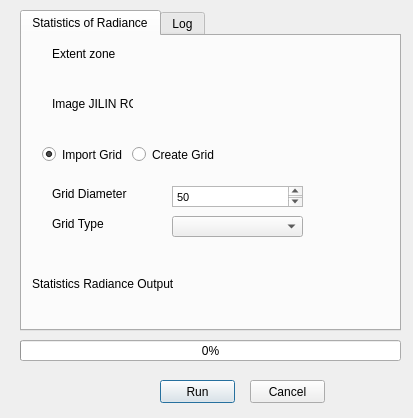
First picture: the form in Interface_dialog_base.ui, repository MathieuChailloux/LightPollutionToolbox, before the edit.
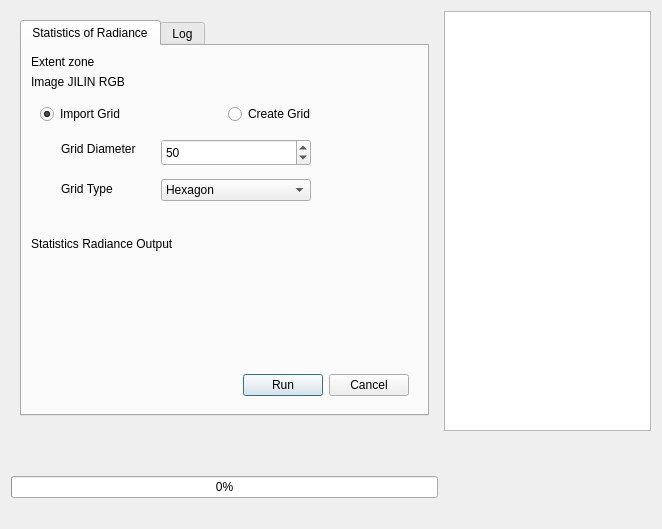
Second picture: the form after the edit. The open tabs and pages were chosen to show the change. Icons and pictures are not drawn. Custom widgets are drawn as their Qt base class.

Commit message: Modification Interface Ajout d'un controlleur pour gérer les interractions avec l'interface

```diff
--- a/Interface_dialog_base.ui
+++ b/Interface_dialog_base.ui
@@ -6,77 +6,153 @@
    <rect>
     <x>0</x>
     <y>0</y>
-    <width>413</width>
-    <height>418</height>
+    <width>662</width>
+    <height>529</height>
    </rect>
   </property>
   <property name="windowTitle">
    <string>Interface</string>
   </property>
-  <widget class="QPushButton" name="debugButton">
-   <property name="geometry">
-    <rect>
-     <x>160</x>
-     <y>380</y>
-     <width>75</width>
-     <height>23</height>
-    </rect>
-   </property>
+  <layout class="QGridLayout" name="gridLayout">
+   <item row="2" column="0">
+    <widget class="QLabel" name="lblProgress">
    <property name="text">
-    <string>Run</string>
-   </property>
-  </widget>
+      <string/>
+     </property>
+    </widget>
+   </item>
+   <item row="3" column="0">
   <widget class="QProgressBar" name="progressBar">
-   <property name="geometry">
-    <rect>
-     <x>20</x>
-     <y>340</y>
-     <width>381</width>
-     <height>21</height>
-    </rect>
-   </property>
    <property name="value">
     <number>0</number>
    </property>
   </widget>
+   </item>
+   <item row="0" column="1" rowspan="2">
+    <widget class="QTextBrowser" name="textBrowser">
+     <property name="maximumSize">
+      <size>
+       <width>222</width>
+       <height>16777215</height>
+      </size>
+     </property>
+     <property name="html">
+      <string>&lt;!DOCTYPE HTML PUBLIC &quot;-//W3C//DTD HTML 4.0//EN&quot; &quot;http://www.w3.org/TR/REC-html40/strict.dtd&quot;&gt;
+&lt;html&gt;&lt;head&gt;&lt;meta name=&quot;qrichtext&quot; content=&quot;1&quot; /&gt;&lt;style type=&quot;text/css&quot;&gt;
+p, li { white-space: pre-wrap; }
+&lt;/style&gt;&lt;/head&gt;&lt;body style=&quot; font-family:'MS Shell Dlg 2'; font-size:8.25pt; font-weight:400; font-style:normal;&quot;&gt;
+&lt;p style=&quot;-qt-paragraph-type:empty; margin-top:0px; margin-bottom:0px; margin-left:0px; margin-right:0px; -qt-block-indent:0; text-indent:0px;&quot;&gt;&lt;br /&gt;&lt;/p&gt;&lt;/body&gt;&lt;/html&gt;</string>
+     </property>
+    </widget>
+   </item>
+   <item row="3" column="1">
+    <widget class="QFrame" name="frame_10">
+     <property name="frameShape">
+      <enum>QFrame::NoFrame</enum>
+     </property>
+     <property name="frameShadow">
+      <enum>QFrame::Raised</enum>
+     </property>
+     <layout class="QGridLayout" name="gridLayout_3">
+      <property name="topMargin">
+       <number>0</number>
+      </property>
+      <property name="rightMargin">
+       <number>0</number>
+      </property>
+      <property name="bottomMargin">
+       <number>0</number>
+      </property>
+      <item row="0" column="0">
+       <widget class="QLabel" name="label_3">
+        <property name="sizePolicy">
+         <sizepolicy hsizetype="Fixed" vsizetype="Fixed">
+          <horstretch>0</horstretch>
+          <verstretch>0</verstretch>
+         </sizepolicy>
+        </property>
+        <property name="maximumSize">
+         <size>
+          <width>85</width>
+          <height>21</height>
+         </size>
+        </property>
+        <property name="text">
+         <string/>
+        </property>
+        <property name="pixmap">
+         <pixmap>icons/logoINRAE.png</pixmap>
+        </property>
+        <property name="scaledContents">
+         <bool>true</bool>
+        </property>
+        <property name="wordWrap">
+         <bool>false</bool>
+        </property>
+       </widget>
+      </item>
+      <item row="0" column="1">
+       <widget class="QLabel" name="label">
+        <property name="minimumSize">
+         <size>
+          <width>122</width>
+          <height>61</height>
+         </size>
+        </property>
+        <property name="maximumSize">
+         <size>
+          <width>122</width>
+          <height>61</height>
+         </size>
+        </property>
+        <property name="text">
+         <string/>
+        </property>
+        <property name="pixmap">
+         <pixmap>icons/logoTetis.png</pixmap>
+        </property>
+        <property name="scaledContents">
+         <bool>true</bool>
+        </property>
+       </widget>
+      </item>
+     </layout>
+    </widget>
+   </item>
+   <item row="0" column="0">
+    <widget class="QFrame" name="frameMain">
+     <property name="frameShape">
+      <enum>QFrame::NoFrame</enum>
+     </property>
+     <property name="frameShadow">
+      <enum>QFrame::Raised</enum>
+     </property>
+     <layout class="QGridLayout" name="gridLayout_2">
+      <item row="0" column="0">
   <widget class="QTabWidget" name="tabWidget">
-   <property name="geometry">
-    <rect>
-     <x>20</x>
-     <y>10</y>
-     <width>381</width>
-     <height>321</height>
-    </rect>
-   </property>
    <property name="currentIndex">
     <number>0</number>
    </property>
    <widget class="QWidget" name="tabMain">
+         <property name="minimumSize">
+          <size>
+           <width>392</width>
+           <height>0</height>
+          </size>
+         </property>
     <attribute name="title">
      <string>Statistics of Radiance</string>
     </attribute>
-    <widget class="QgsFileWidget" name="outFile">
-     <property name="geometry">
-      <rect>
-       <x>150</x>
-       <y>240</y>
-       <width>181</width>
-       <height>27</height>
-      </rect>
-     </property>
-     <property name="storageMode">
-      <enum>QgsFileWidget::SaveFile</enum>
-     </property>
-    </widget>
+         <layout class="QGridLayout" name="gridLayout_4">
+          <item row="4" column="0">
+           <widget class="QLabel" name="labelExtent_2">
+            <property name="text">
+             <string>Statistics Radiance Output</string>
+            </property>
+           </widget>
+          </item>
+          <item row="3" column="0" colspan="2">
     <widget class="QStackedWidget" name="stackedGridImportCreate">
-     <property name="geometry">
-      <rect>
-       <x>0</x>
-       <y>140</y>
-       <width>341</width>
-       <height>71</height>
-      </rect>
-     </property>
      <property name="currentIndex">
       <number>0</number>
      </property>
@@ -87,7 +163,7 @@
          <x>20</x>
          <y>10</y>
          <width>81</width>
-         <height>16</height>
+                <height>20</height>
         </rect>
        </property>
        <property name="text">
@@ -97,9 +173,9 @@
       <widget class="QgsFileWidget" name="gridFile">
        <property name="geometry">
         <rect>
-         <x>120</x>
+                <x>130</x>
          <y>10</y>
-         <width>161</width>
+                <width>241</width>
          <height>27</height>
         </rect>
        </property>
@@ -110,9 +186,9 @@
        <property name="geometry">
         <rect>
          <x>30</x>
-         <y>10</y>
+                <y>0</y>
          <width>81</width>
-         <height>16</height>
+                <height>20</height>
         </rect>
        </property>
        <property name="text">
@@ -125,177 +201,291 @@
          <x>30</x>
          <y>40</y>
          <width>81</width>
-         <height>16</height>
+                <height>20</height>
         </rect>
        </property>
        <property name="text">
         <string>Grid Type</string>
        </property>
       </widget>
-      <widget class="QTextEdit" name="gridSize">
+             <widget class="QComboBox" name="gridType">
        <property name="geometry">
         <rect>
-         <x>150</x>
-         <y>10</y>
-         <width>131</width>
-         <height>21</height>
-        </rect>
-       </property>
-       <property name="html">
-        <string>&lt;!DOCTYPE HTML PUBLIC &quot;-//W3C//DTD HTML 4.0//EN&quot; &quot;http://www.w3.org/TR/REC-html40/strict.dtd&quot;&gt;
-&lt;html&gt;&lt;head&gt;&lt;meta name=&quot;qrichtext&quot; content=&quot;1&quot; /&gt;&lt;style type=&quot;text/css&quot;&gt;
-p, li { white-space: pre-wrap; }
-&lt;/style&gt;&lt;/head&gt;&lt;body style=&quot; font-family:'MS Shell Dlg 2'; font-size:8.25pt; font-weight:400; font-style:normal;&quot;&gt;
-&lt;p style=&quot; margin-top:0px; margin-bottom:0px; margin-left:0px; margin-right:0px; -qt-block-indent:0; text-indent:0px;&quot;&gt;50&lt;/p&gt;&lt;/body&gt;&lt;/html&gt;</string>
-       </property>
-      </widget>
-      <widget class="QgsFeatureListComboBox" name="gridType">
-       <property name="geometry">
-        <rect>
-         <x>150</x>
+                <x>130</x>
          <y>40</y>
-         <width>131</width>
-         <height>21</height>
-        </rect>
-       </property>
-       <property name="font">
-        <font>
-         <family>MS Serif</family>
-        </font>
-       </property>
-      </widget>
-     </widget>
-    </widget>
-    <widget class="QLabel" name="labelExtent_2">
-     <property name="geometry">
-      <rect>
-       <x>10</x>
-       <y>240</y>
-       <width>141</width>
-       <height>16</height>
-      </rect>
-     </property>
+                <width>150</width>
+                <height>22</height>
+               </rect>
+              </property>
+              <property name="currentText">
+               <string>Hexagon</string>
+              </property>
+              <property name="currentIndex">
+               <number>2</number>
+              </property>
+              <property name="duplicatesEnabled">
+               <bool>false</bool>
+              </property>
+              <item>
      <property name="text">
-      <string>Statistics Radiance Output</string>
-     </property>
-    </widget>
-    <widget class="QgsFileWidget" name="extentFile">
+                <string>Rectangle</string>
+               </property>
+              </item>
+              <item>
+               <property name="text">
+                <string>Diamond</string>
+               </property>
+              </item>
+              <item>
+               <property name="text">
+                <string>Hexagon</string>
+               </property>
+              </item>
+             </widget>
+             <widget class="QgsDoubleSpinBox" name="gridSize">
      <property name="geometry">
       <rect>
-       <x>140</x>
-       <y>10</y>
-       <width>191</width>
+                <x>130</x>
+                <y>0</y>
+                <width>150</width>
        <height>27</height>
       </rect>
      </property>
-    </widget>
+              <property name="decimals">
+               <number>0</number>
+              </property>
+              <property name="minimum">
+               <double>25.000000000000000</double>
+              </property>
+              <property name="maximum">
+               <double>1000.000000000000000</double>
+              </property>
+              <property name="value">
+               <double>50.000000000000000</double>
+              </property>
+             </widget>
+            </widget>
+           </widget>
+          </item>
+          <item row="0" column="0">
+           <widget class="QLabel" name="labelExtent">
+            <property name="text">
+             <string>Extent zone</string>
+            </property>
+           </widget>
+          </item>
+          <item row="1" column="1">
+           <widget class="QgsFileWidget" name="ImageFile"/>
+          </item>
+          <item row="4" column="1">
+           <widget class="QgsFileWidget" name="outFile">
+            <property name="storageMode">
+             <enum>QgsFileWidget::SaveFile</enum>
+            </property>
+           </widget>
+          </item>
+          <item row="0" column="1">
+           <widget class="QgsFileWidget" name="extentFile"/>
+          </item>
+          <item row="1" column="0">
+           <widget class="QLabel" name="labelImage">
+            <property name="text">
+             <string>Image JILIN RGB</string>
+            </property>
+           </widget>
+          </item>
+          <item row="2" column="0" colspan="2">
+           <widget class="QFrame" name="frame_2">
+            <property name="frameShape">
+             <enum>QFrame::NoFrame</enum>
+            </property>
+            <property name="frameShadow">
+             <enum>QFrame::Raised</enum>
+            </property>
+            <layout class="QHBoxLayout" name="horizontalLayout_3">
+             <item>
+              <widget class="QRadioButton" name="radioButtonImportGrid">
+               <property name="text">
+                <string>Import Grid</string>
+               </property>
+               <property name="checked">
+                <bool>true</bool>
+               </property>
+              </widget>
+             </item>
+             <item>
     <widget class="QRadioButton" name="radioButtonCreateGrid">
      <property name="enabled">
       <bool>true</bool>
      </property>
-     <property name="geometry">
-      <rect>
-       <x>110</x>
-       <y>110</y>
-       <width>82</width>
-       <height>17</height>
-      </rect>
-     </property>
      <property name="text">
       <string>Create Grid</string>
      </property>
-    </widget>
-    <widget class="QRadioButton" name="radioButtonImportGrid">
-     <property name="geometry">
-      <rect>
-       <x>20</x>
-       <y>110</y>
-       <width>82</width>
-       <height>17</height>
-      </rect>
-     </property>
-     <property name="text">
-      <string>Import Grid</string>
-     </property>
      <property name="checked">
-      <bool>true</bool>
-     </property>
-    </widget>
-    <widget class="QLabel" name="labelImage">
-     <property name="geometry">
-      <rect>
-       <x>30</x>
-       <y>60</y>
-       <width>81</width>
-       <height>16</height>
-      </rect>
-     </property>
-     <property name="text">
-      <string>Image JILIN RGB</string>
-     </property>
-    </widget>
-    <widget class="QgsFileWidget" name="ImageFile">
-     <property name="geometry">
-      <rect>
-       <x>140</x>
-       <y>60</y>
-       <width>191</width>
-       <height>27</height>
-      </rect>
-     </property>
-    </widget>
-    <widget class="QLabel" name="labelExtent">
-     <property name="geometry">
-      <rect>
-       <x>30</x>
-       <y>10</y>
-       <width>81</width>
-       <height>16</height>
-      </rect>
-     </property>
+                <bool>false</bool>
+               </property>
+              </widget>
+             </item>
+            </layout>
+           </widget>
+          </item>
+          <item row="6" column="0">
+           <spacer name="verticalSpacer">
+            <property name="orientation">
+             <enum>Qt::Vertical</enum>
+            </property>
+            <property name="sizeHint" stdset="0">
+             <size>
+              <width>20</width>
+              <height>108</height>
+             </size>
+            </property>
+           </spacer>
+          </item>
+          <item row="7" column="0" colspan="2">
+           <widget class="QFrame" name="frame">
+            <property name="frameShape">
+             <enum>QFrame::NoFrame</enum>
+            </property>
+            <property name="frameShadow">
+             <enum>QFrame::Raised</enum>
+            </property>
+            <layout class="QHBoxLayout" name="horizontalLayout_2">
+             <item>
+              <spacer name="horizontalSpacer">
+               <property name="orientation">
+                <enum>Qt::Horizontal</enum>
+               </property>
+               <property name="sizeHint" stdset="0">
+                <size>
+                 <width>218</width>
+                 <height>20</height>
+                </size>
+               </property>
+              </spacer>
+             </item>
+             <item>
+              <widget class="QPushButton" name="pushRunRadianceButton">
      <property name="text">
-      <string>Extent zone</string>
-     </property>
-    </widget>
+                <string>Run</string>
+               </property>
+              </widget>
+             </item>
+             <item>
+              <widget class="QPushButton" name="pushCancelButton">
+               <property name="text">
+                <string>Cancel</string>
+               </property>
+              </widget>
+             </item>
+            </layout>
+           </widget>
+          </item>
+         </layout>
    </widget>
    <widget class="QWidget" name="tabLog">
     <attribute name="title">
      <string>Log</string>
     </attribute>
+         <layout class="QVBoxLayout" name="verticalLayout">
+          <item>
     <widget class="QTextEdit" name="txtLog">
-     <property name="geometry">
-      <rect>
-       <x>0</x>
-       <y>0</y>
-       <width>381</width>
-       <height>301</height>
-      </rect>
+            <property name="frameShape">
+             <enum>QFrame::NoFrame</enum>
      </property>
      <property name="readOnly">
       <bool>true</bool>
      </property>
     </widget>
-   </widget>
-  </widget>
-  <widget class="QPushButton" name="pushCancel">
-   <property name="geometry">
-    <rect>
-     <x>250</x>
-     <y>380</y>
-     <width>75</width>
-     <height>23</height>
-    </rect>
+          </item>
+          <item>
+           <layout class="QHBoxLayout" name="horizontalLayout_4">
+            <property name="bottomMargin">
+             <number>0</number>
+            </property>
+            <item>
+             <spacer name="horizontalSpacer_2">
+              <property name="orientation">
+               <enum>Qt::Horizontal</enum>
+              </property>
+              <property name="sizeHint" stdset="0">
+               <size>
+                <width>40</width>
+                <height>20</height>
+               </size>
+              </property>
+             </spacer>
+            </item>
+            <item>
+             <widget class="QToolButton" name="debugButton">
+              <property name="toolTip">
+               <string>Debug mode</string>
+              </property>
+              <property name="text">
+               <string>...</string>
+              </property>
+              <property name="icon">
+               <iconset>
+                <normaloff>:/plugins/BioDispersal/icons/debug_icon/mActionAnnotation.svg</normaloff>:/plugins/BioDispersal/icons/debug_icon/mActionAnnotation.svg</iconset>
+              </property>
+              <property name="checkable">
+               <bool>true</bool>
+              </property>
+              <property name="autoRaise">
+               <bool>true</bool>
+              </property>
+             </widget>
+            </item>
+            <item>
+             <widget class="QToolButton" name="logSaveAs">
+              <property name="toolTip">
+               <string>Save log as</string>
+              </property>
+              <property name="text">
+               <string>...</string>
+              </property>
+              <property name="icon">
+               <iconset>
+                <normaloff>:/plugins/BioDispersal/icons/mActionFileSave.svg</normaloff>:/plugins/BioDispersal/icons/mActionFileSave.svg</iconset>
+              </property>
+              <property name="autoRaise">
+               <bool>true</bool>
+              </property>
+             </widget>
+            </item>
+            <item>
+             <widget class="QToolButton" name="logClear">
+              <property name="toolTip">
+               <string>Clear log</string>
    </property>
    <property name="text">
-    <string>Cancel</string>
-   </property>
-  </widget>
+               <string>...</string>
+              </property>
+              <property name="icon">
+               <iconset>
+                <normaloff>:/plugins/BioDispersal/icons/iconClearConsole.svg</normaloff>:/plugins/BioDispersal/icons/iconClearConsole.svg</iconset>
+              </property>
+              <property name="autoRaise">
+               <bool>true</bool>
+              </property>
+             </widget>
+            </item>
+           </layout>
+          </item>
+         </layout>
+        </widget>
+       </widget>
+      </item>
+     </layout>
+    </widget>
+   </item>
+  </layout>
  </widget>
  <customwidgets>
   <customwidget>
-   <class>QgsFeatureListComboBox</class>
-   <extends>QComboBox</extends>
-   <header>qgsfeaturelistcombobox.h</header>
+   <class>QgsDoubleSpinBox</class>
+   <extends>QDoubleSpinBox</extends>
+   <header>qgsdoublespinbox.h</header>
   </customwidget>
   <customwidget>
    <class>QgsFileWidget</class>
```
Lines whose indentation alone changed are shown as unchanged. The commit also changes 13 other files.
